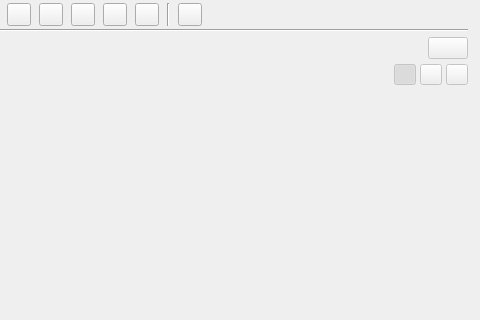
First picture: the form in ui/characters_view.ui, repository zkovari/plotlyst, before the edit; both pictures show x 271 to 751 and y 0 to 320 of the 751 by 636 pixel window.
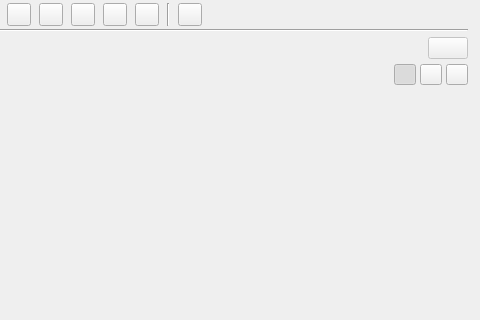
Second picture: the form after the edit. Custom widgets are drawn as their Qt base class.

Commit message: Swap layout

Diff of the .ui file:
```diff
--- a/ui/characters_view.ui
+++ b/ui/characters_view.ui
@@ -675,7 +675,7 @@
                <item>
                 <widget class="QToolButton" name="btnHorizontalComparison">
                  <property name="enabled">
-                  <bool>false</bool>
+                  <bool>true</bool>
                  </property>
                  <property name="cursor">
                   <cursorShape>PointingHandCursor</cursorShape>
@@ -706,7 +706,7 @@
                <item>
                 <widget class="QToolButton" name="btnVerticalComparison">
                  <property name="enabled">
-                  <bool>false</bool>
+                  <bool>true</bool>
                  </property>
                  <property name="cursor">
                   <cursorShape>PointingHandCursor</cursorShape>
@@ -737,7 +737,7 @@
                <item>
                 <widget class="QToolButton" name="btnGridComparison">
                  <property name="enabled">
-                  <bool>false</bool>
+                  <bool>true</bool>
                  </property>
                  <property name="cursor">
                   <cursorShape>PointingHandCursor</cursorShape>
```
The commit also changes 5 other files.
